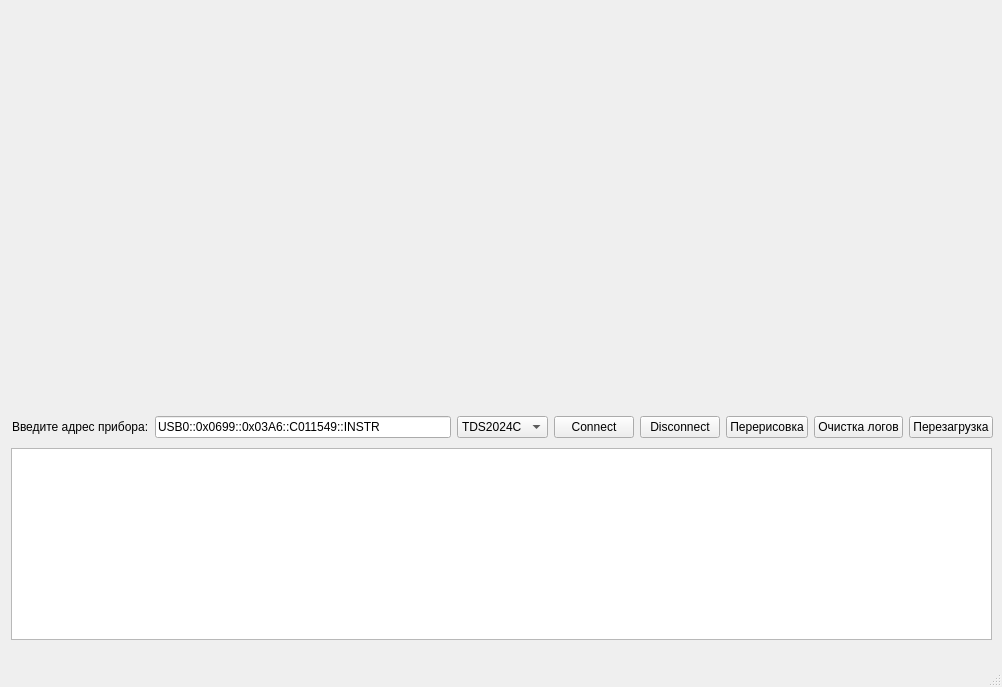
This is mainwindow.ui in pivleonid/Qt-visa-NI as Qt 5 draws it before an edit. The edited form follows.
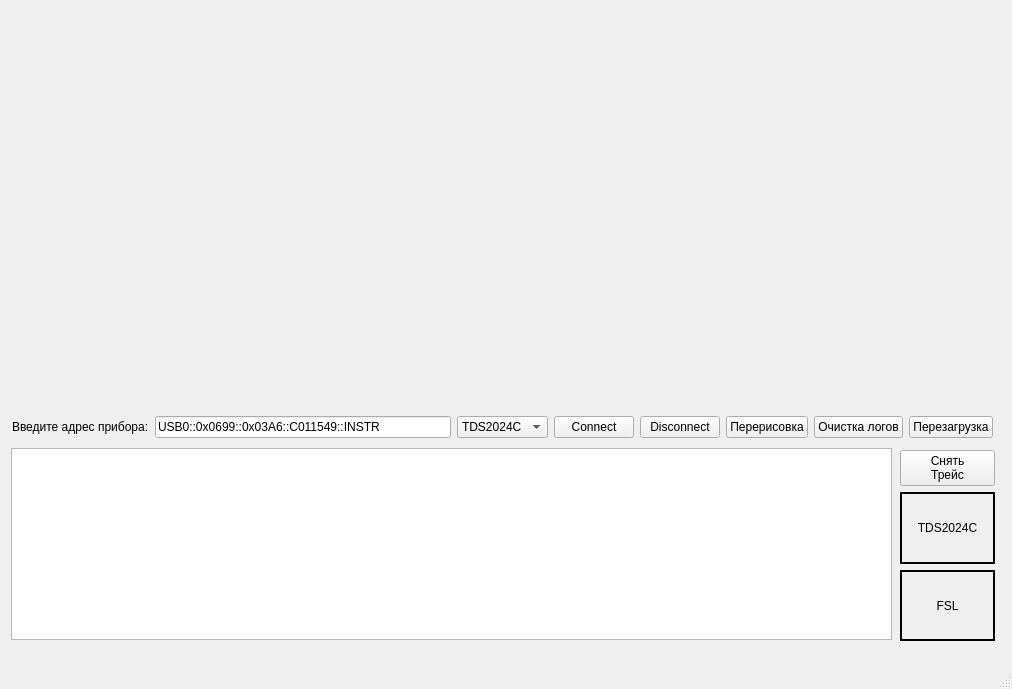
This is the edited form. Custom widgets are drawn as their Qt base class.

What changed in the file:
```diff
--- a/mainwindow.ui
+++ b/mainwindow.ui
@@ -6,8 +6,8 @@
    <rect>
     <x>0</x>
     <y>0</y>
-    <width>1002</width>
-    <height>687</height>
+    <width>1012</width>
+    <height>689</height>
    </rect>
   </property>
   <property name="windowTitle">
@@ -29,7 +29,7 @@
      <rect>
       <x>11</x>
       <y>448</y>
-      <width>981</width>
+      <width>881</width>
       <height>192</height>
      </rect>
     </property>
@@ -130,6 +130,55 @@
      </item>
     </layout>
    </widget>
+   <widget class="QWidget" name="">
+    <property name="geometry">
+     <rect>
+      <x>900</x>
+      <y>450</y>
+      <width>95</width>
+      <height>191</height>
+     </rect>
+    </property>
+    <layout class="QVBoxLayout" name="verticalLayout">
+     <item>
+      <widget class="QPushButton" name="buttonTrace">
+       <property name="text">
+        <string>Снять 
+Трейс</string>
+       </property>
+      </widget>
+     </item>
+     <item>
+      <widget class="QLabel" name="labelTDS">
+       <property name="inputMethodHints">
+        <set>Qt::ImhExclusiveInputMask</set>
+       </property>
+       <property name="frameShape">
+        <enum>QFrame::WinPanel</enum>
+       </property>
+       <property name="text">
+        <string>TDS2024C</string>
+       </property>
+       <property name="alignment">
+        <set>Qt::AlignCenter</set>
+       </property>
+      </widget>
+     </item>
+     <item>
+      <widget class="QLabel" name="labelFSL">
+       <property name="frameShape">
+        <enum>QFrame::WinPanel</enum>
+       </property>
+       <property name="text">
+        <string>FSL</string>
+       </property>
+       <property name="alignment">
+        <set>Qt::AlignCenter</set>
+       </property>
+      </widget>
+     </item>
+    </layout>
+   </widget>
   </widget>
   <widget class="QMenuBar" name="menubar">
    <property name="geometry">
```
Left out of the diff: 4 changed lines with no effect on the pictures.
